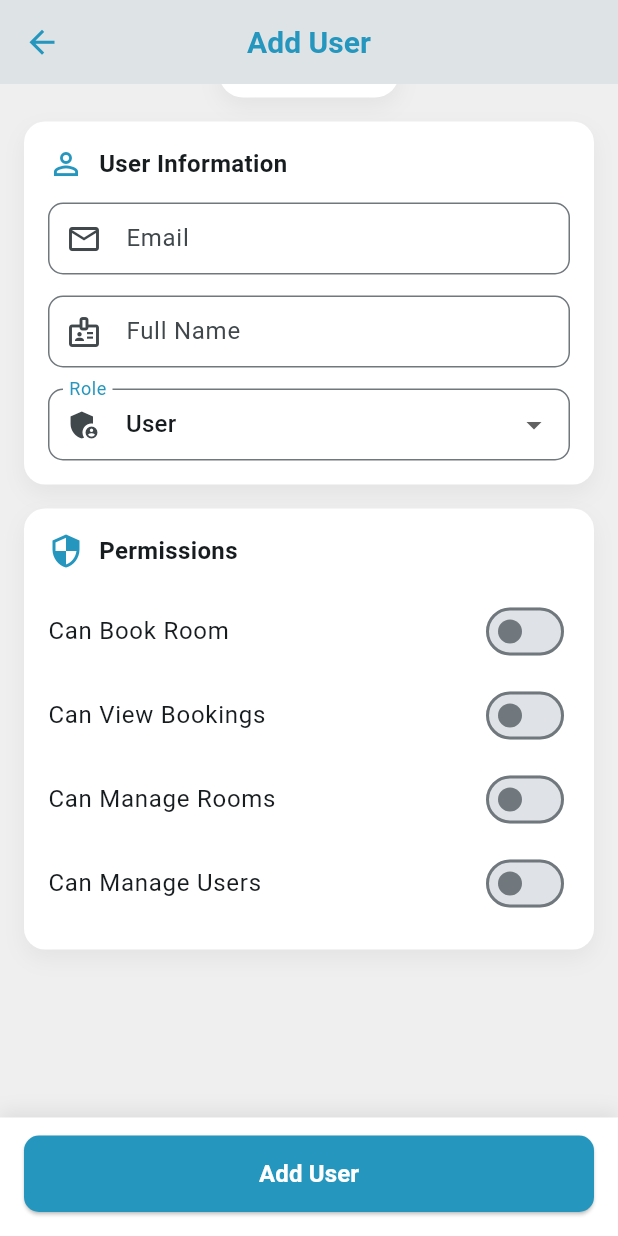
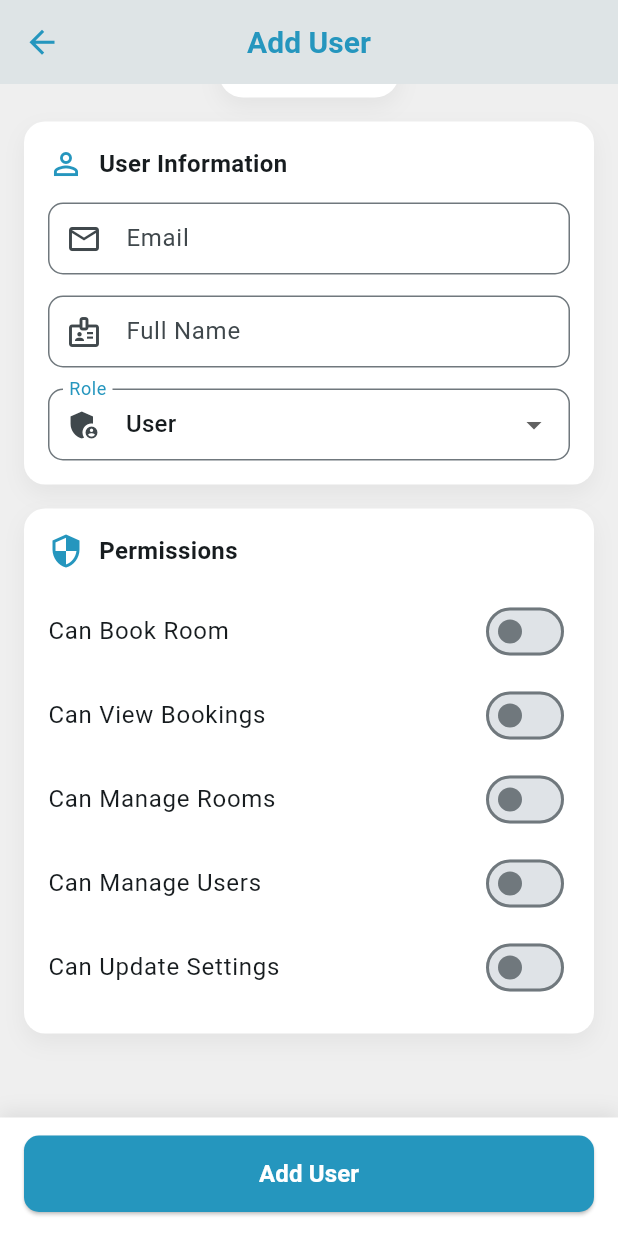
Before and after one commit to lisegaindiagh/guest_house_management, a Flutter app: the AddEditUserScreen screen opened directly, scrolled down 127 dp, on a phone screen of 412 x 824 dp. Run offline on Flutter 3.47's test engine with Material 3 defaults, Android fonts, the phone set to English and light mode, and no system bars; our stand-ins replace connectivity_plus, dio, fluttertoast, google_sign_in, permission_handler, shared_preferences; missing offline and left inert: group_smskit; accounts and stored records are empty.

Commit message:
update setting related rights added

```diff
--- a/lib/Common/app_common.dart
+++ b/lib/Common/app_common.dart
@@ -20,6 +20,7 @@ class AppCommon {
   static bool canViewBooking = false;
   static bool canManageRooms = false;
   static bool canMangeUsers = false;
+  static bool canUpdateSetting = false;
 
   /*
   * Method is used to listen the internet connectivity changes
--- a/lib/splash_screen.dart
+++ b/lib/splash_screen.dart
@@ -82,6 +82,7 @@ class _SplashScreenState extends State<SplashScreen>
       AppCommon.canViewBooking = user["can_view_bookings"] == 1;
       AppCommon.canManageRooms = user["can_manage_rooms"] == 1;
       AppCommon.canMangeUsers = user["can_manage_users"] == 1;
+      AppCommon.canUpdateSetting = user["can_update_setting"] == 1;
      await  Navigator.pushReplacement(
         context,
         MaterialPageRoute(builder: (context) => GuestHouseListScreen()),
--- a/lib/ui/add_edit_user_screen.dart
+++ b/lib/ui/add_edit_user_screen.dart
@@ -32,6 +32,7 @@ class _AddEditUserScreenState extends State<AddEditUserScreen> {
   bool _canViewBookings = false;
   bool _canManageRooms = false;
   bool _canManageUsers = false;
+  bool _canUpdateSetting = false;
 
   /// Check if screen is in edit mode
   bool get isEditMode => widget.userData != null;
@@ -53,6 +54,7 @@ class _AddEditUserScreenState extends State<AddEditUserScreen> {
     _canViewBookings = widget.userData?["can_view_bookings"] == "1";
     _canManageRooms = widget.userData?["can_manage_rooms"] == "1";
     _canManageUsers = widget.userData?["can_manage_users"] == "1";
+    _canUpdateSetting = widget.userData?["can_update_setting"] =="1";
   }
 
   @override
@@ -73,6 +75,7 @@ class _AddEditUserScreenState extends State<AddEditUserScreen> {
         "can_view_bookings": _canViewBookings ? 1 : 0,
         "can_manage_rooms": _canManageRooms ? 1 : 0,
         "can_manage_users": _canManageUsers ? 1 : 0,
+        "can_update_setting":_canUpdateSetting ? 1:0,
       };
 
       if (isEditMode) {
@@ -221,6 +224,11 @@ class _AddEditUserScreenState extends State<AddEditUserScreen> {
                               _canManageUsers,
                               (v) => setState(() => _canManageUsers = v),
                             ),
+                            permissionTile(
+                              "Can Update Settings",
+                              _canUpdateSetting,
+                                  (v) => setState(() => _canUpdateSetting = v),
+                            ),
                           ],
                         ),
                       ),
--- a/lib/ui/login_screen.dart
+++ b/lib/ui/login_screen.dart
@@ -73,7 +73,7 @@ class _LoginScreenState extends State<LoginScreen> {
     AppCommon.canViewBooking = user["can_view_bookings"] == 1;
     AppCommon.canManageRooms = user["can_manage_rooms"] == 1;
     AppCommon.canMangeUsers = user["can_manage_users"] == 1;
-
+    AppCommon.canUpdateSetting = user["can_update_setting"] == 1;
     await AppCommon.sharePref.setPreference({
       AppCommon.sessionKey.token: res["token"],
       AppCommon.sessionKey.email: user["email"],
--- a/lib/ui/room_list_screen.dart
+++ b/lib/ui/room_list_screen.dart
@@ -86,6 +86,7 @@ class _RoomListScreenState extends State<RoomListScreen> {
               }
             },
             itemBuilder: (context) => [
+              if(AppCommon.canUpdateSetting)
               PopupMenuItem(value: "Setting", child: Text("Setting")),
               PopupMenuItem(
                 value: "Reset Password",
```
